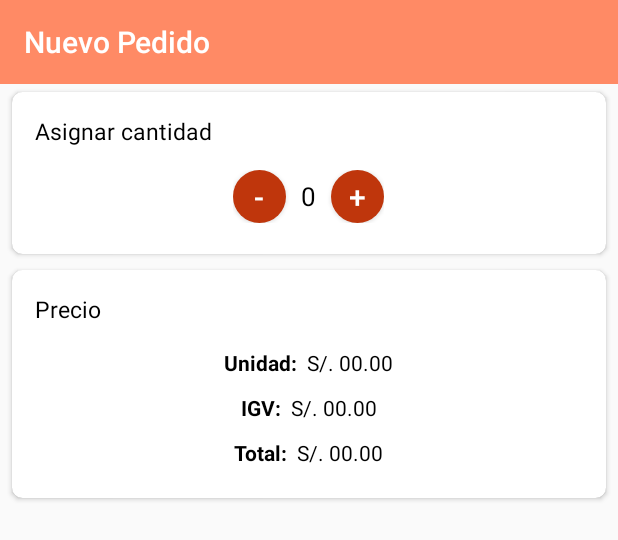
After one commit to CarosDrean/AyabacaFarmClient, an Android app: the layout alert_order.xml on its own in the app's theme, with its tools: preview values and no code run, on a phone screen of 412 x 824 dp. The commit adds this screen. Shown: the top 540 px of the screen. Run offline under Robolectric (Android 15) with nearby library versions, the phone set to English and light mode, and no system bars.

Commit message:
orders ok

```diff
--- /dev/null
+++ b/app/src/main/res/drawable/btn_circle.xml
@@ -0,0 +1,6 @@
+<?xml version="1.0" encoding="utf-8"?>
+<selector xmlns:android="http://schemas.android.com/apk/res/android">
+    <item android:state_pressed="true"
+        android:drawable="@drawable/btn_circle_pressed"/>
+    <item android:drawable="@drawable/btn_circle_default"/>
+</selector>
--- /dev/null
+++ b/app/src/main/res/drawable/btn_circle_default.xml
@@ -0,0 +1,8 @@
+<?xml version="1.0" encoding="utf-8"?>
+<shape
+    xmlns:android="http://schemas.android.com/apk/res/android"
+    android:shape="oval">
+    <solid android:color="@color/colorAccent"/>
+    <size android:width="20dp"
+        android:height="20dp"/>
+</shape>
--- /dev/null
+++ b/app/src/main/res/drawable/btn_circle_pressed.xml
@@ -0,0 +1,8 @@
+<?xml version="1.0" encoding="utf-8"?>
+<shape
+    xmlns:android="http://schemas.android.com/apk/res/android"
+    android:shape="oval">
+    <solid android:color="@color/colorPrimary"/>
+    <size android:width="20dp"
+        android:height="20dp"/>
+</shape>
--- a/app/src/main/res/layout/activity_detail_poduct.xml
+++ b/app/src/main/res/layout/activity_detail_poduct.xml
@@ -45,12 +45,12 @@
     <include layout="@layout/content_detail_poduct" />
 
     <android.support.design.widget.FloatingActionButton
-        android:id="@+id/fab"
+        android:id="@+id/fab_detail"
         android:layout_width="wrap_content"
         android:layout_height="wrap_content"
         android:layout_margin="@dimen/fab_margin"
         app:layout_anchor="@id/app_bar"
         app:layout_anchorGravity="bottom|end"
-        app:srcCompat="@android:drawable/ic_dialog_email" />
+        app:srcCompat="@drawable/ic_icons8_subir_a_la_nube" />
 
 </android.support.design.widget.CoordinatorLayout>
--- /dev/null
+++ b/app/src/main/res/layout/alert_order.xml
@@ -0,0 +1,171 @@
+<LinearLayout android:layout_width="match_parent"
+    android:layout_height="wrap_content"
+    xmlns:app="http://schemas.android.com/apk/res-auto"
+    android:orientation="vertical"
+    xmlns:android="http://schemas.android.com/apk/res/android">
+
+    <android.support.v7.widget.Toolbar
+        android:id="@+id/toolbar_order"
+        android:layout_width="match_parent"
+        app:titleTextColor="@color/blanco"
+        app:title="Nuevo Pedido"
+        android:layout_height="?attr/actionBarSize"
+        android:background="?attr/colorPrimary"
+        app:popupTheme="@style/AppTheme.PopupOverlay" />
+
+    <android.support.v7.widget.CardView
+        android:layout_width="match_parent"
+        android:layout_height="wrap_content"
+        style="@style/card">
+
+        <LinearLayout
+            android:layout_width="match_parent"
+            android:layout_height="wrap_content"
+            android:layout_margin="15dp"
+            android:orientation="vertical">
+
+            <TextView
+                android:layout_width="wrap_content"
+                android:layout_height="wrap_content"
+                android:layout_marginBottom="10dp"
+                android:textColor="@color/negro"
+                android:textSize="15sp"
+                android:text="Asignar cantidad"/>
+
+            <LinearLayout
+                android:layout_width="wrap_content"
+                android:layout_height="wrap_content"
+                android:layout_gravity="center"
+                android:orientation="horizontal"
+                android:layout_below="@+id/contCat"
+                android:padding="5dp">
+
+                <Button
+                    android:layout_width="35dp"
+                    android:layout_height="35dp"
+                    android:id="@+id/btn_menos"
+                    android:background="@drawable/btn_circle"
+                    android:textColor="@color/blanco"
+                    android:textSize="20dp"
+                    android:text="-"/>
+
+                <TextView
+                    android:layout_width="wrap_content"
+                    android:layout_height="wrap_content"
+                    android:id="@+id/cantidad_order"
+                    android:layout_marginRight="10dp"
+                    android:layout_marginLeft="10dp"
+                    android:layout_gravity="center"
+                    android:textColor="@color/negro"
+                    android:textSize="17dp"
+                    android:text="0"/>
+
+                <Button
+                    android:layout_width="35dp"
+                    android:layout_height="35dp"
+                    android:id="@+id/btn_mas"
+                    android:background="@drawable/btn_circle"
+                    android:textSize="20dp"
+                    android:text="+"
+                    android:textColor="@color/blanco"/>
+
+            </LinearLayout>
+
+        </LinearLayout>
+
+    </android.support.v7.widget.CardView>
+
+    <android.support.v7.widget.CardView
+        android:layout_width="match_parent"
+        android:layout_height="wrap_content"
+        style="@style/card">
+
+        <LinearLayout
+            android:layout_width="match_parent"
+            android:layout_height="wrap_content"
+            android:layout_margin="15dp"
+            android:orientation="vertical">
+
+            <TextView
+                android:layout_width="wrap_content"
+                android:layout_height="wrap_content"
+                android:layout_marginBottom="10dp"
+                android:textColor="@color/negro"
+                android:textSize="15sp"
+                android:text="Precio"/>
+
+            <LinearLayout
+                android:layout_width="wrap_content"
+                android:layout_height="wrap_content"
+                android:layout_gravity="center"
+                android:orientation="horizontal"
+                android:layout_below="@+id/contCat"
+                android:padding="5dp">
+
+                <TextView
+                    android:layout_width="wrap_content"
+                    android:layout_height="wrap_content"
+                    android:textStyle="bold"
+                    android:textColor="@color/negro"
+                    android:text="Unidad: "/>
+
+                <TextView
+                    android:layout_width="wrap_content"
+                    android:layout_height="wrap_content"
+                    android:id="@+id/price_unit_order"
+                    android:textColor="@color/negro"
+                    android:text=" S/. 00.00"/>
+
+            </LinearLayout>
+
+            <LinearLayout
+                android:layout_width="wrap_content"
+                android:layout_height="wrap_content"
+                android:layout_gravity="center"
+                android:orientation="horizontal"
+                android:layout_below="@+id/contCat"
+                android:padding="5dp">
+
+                <TextView
+                    android:layout_width="wrap_content"
+                    android:layout_height="wrap_content"
+                    android:textStyle="bold"
+                    android:textColor="@color/negro"
+                    android:text="IGV: "/>
+
+                <TextView
+                    android:layout_width="wrap_content"
+                    android:layout_height="wrap_content"
+                    android:id="@+id/igv_order"
+                    android:textColor="@color/negro"
+                    android:text=" S/. 00.00"/>
+
+            </LinearLayout>
+
+            <LinearLayout
+                android:layout_width="wrap_content"
+                android:layout_height="wrap_content"
+                android:layout_gravity="center"
+                android:orientation="horizontal"
+                android:layout_below="@+id/contCat"
+                android:padding="5dp">
+
+                <TextView
+                    android:layout_width="wrap_content"
+                    android:layout_height="wrap_content"
+                    android:textStyle="bold"
+                    android:textColor="@color/negro"
+                    android:text="Total: "/>
+
+                <TextView
+                    android:layout_width="wrap_content"
+                    android:layout_height="wrap_content"
+                    android:id="@+id/total_order"
+                    android:textColor="@color/negro"
+                    android:text=" S/. 00.00"/>
+
+            </LinearLayout>
+
+        </LinearLayout>
+    </android.support.v7.widget.CardView>
+</LinearLayout>
--- a/app/src/main/res/layout/fragment_profile.xml
+++ b/app/src/main/res/layout/fragment_profile.xml
@@ -32,7 +32,7 @@
                 android:id="@+id/name_p"
                 android:layout_marginTop="5dp"
                 android:textSize="16sp"
-                android:text="Esta es la descripcion del prodcuto seleccionado por lo tanto..."/>
+                android:text="Nombre"/>
 
         </LinearLayout>
 
--- a/app/src/main/res/values/styles.xml
+++ b/app/src/main/res/values/styles.xml
@@ -13,6 +13,13 @@
         <item name="windowNoTitle">true</item>
     </style>
 
+    <style name="card" parent="CardView">
+        <item name="android:layout_marginLeft">3dp</item>
+        <item name="android:layout_marginRight">3dp</item>
+        <item name="cardUseCompatPadding">true</item>
+        <item name="cardCornerRadius">7dp</item>
+    </style>
+
     <style name="AppTheme.AppBarOverlay" parent="ThemeOverlay.AppCompat.Dark.ActionBar" />
 
     <style name="AppTheme.PopupOverlay" parent="ThemeOverlay.AppCompat.Light" />
```
Also changed, not shown: app/src/main/java/xyz/drean/ayabacafarmclient/DetailProduct.java (+156 -10 lines), app/src/main/java/xyz/drean/ayabacafarmclient/fragments/Orders.java (+129 -1 lines), app/src/main/java/xyz/drean/ayabacafarmclient/pojo/Order.java (added, +130 -0 lines), app/src/main/res/layout/fragment_orders.xml (+5 -4 lines), app/src/main/res/layout/item_order.xml (+6 -6 lines).
